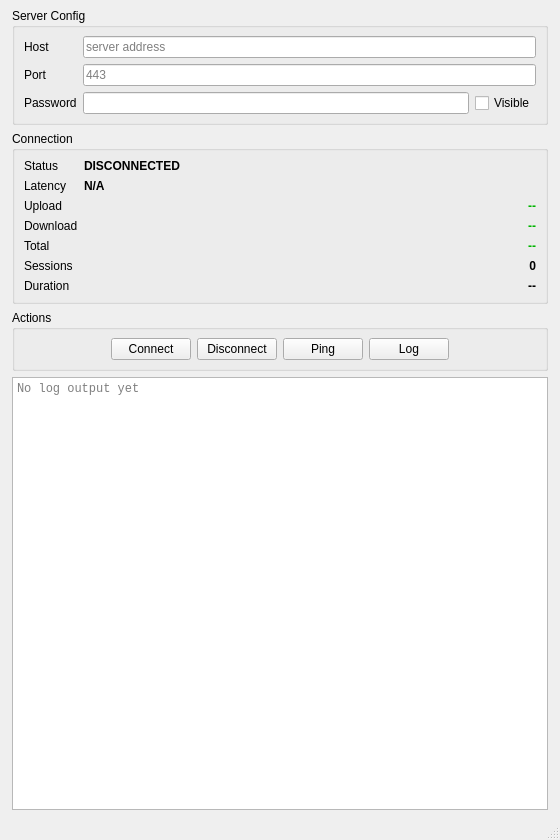
Qt form Client/mainwindow.ui (xyanrch1024/overplus) before a commit.
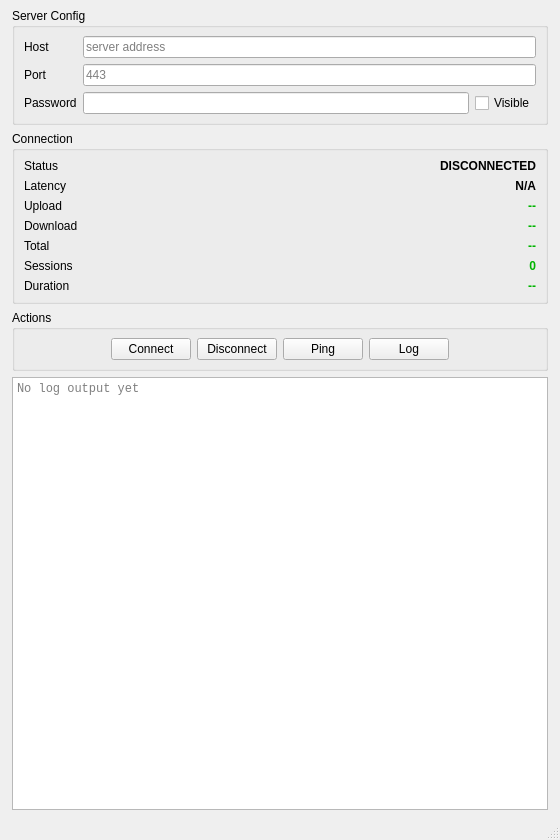
The same form after that commit.

Commit message: feat(client): compact Connection layout, green sessions/duration, right-align all values

Diff of the .ui file:
```diff
--- a/Client/mainwindow.ui
+++ b/Client/mainwindow.ui
@@ -93,7 +93,10 @@
           <font><bold>true</bold></font>
          </property>
          <property name="text"><string>DISCONNECTED</string></property>
-         <property name="minimumWidth"><number>120</number></property>
+          <property name="minimumWidth"><number>80</number></property>
+          <property name="alignment">
+           <set>Qt::AlignRight|Qt::AlignVCenter</set>
+          </property>
         </widget>
        </item>
        <item row="1" column="0">
@@ -108,6 +111,9 @@
           </property>
           <property name="text"><string>N/A</string></property>
           <property name="minimumWidth"><number>80</number></property>
+           <property name="alignment">
+            <set>Qt::AlignRight|Qt::AlignVCenter</set>
+           </property>
          </widget>
         </item>
         <item row="2" column="0">
@@ -174,6 +180,7 @@
            <property name="font">
             <font><bold>true</bold></font>
            </property>
+           <property name="styleSheet"><string>color: rgb(0, 180, 0);</string></property>
            <property name="text"><string>0</string></property>
            <property name="minimumWidth"><number>120</number></property>
            <property name="alignment">
@@ -191,6 +198,7 @@
            <property name="font">
             <font><bold>true</bold></font>
            </property>
+           <property name="styleSheet"><string>color: rgb(0, 180, 0);</string></property>
            <property name="text"><string>--</string></property>
            <property name="minimumWidth"><number>120</number></property>
            <property name="alignment">
```
Left out of the diff: 10 changed lines with no effect on the pictures. Lines whose indentation alone changed are shown as unchanged.
